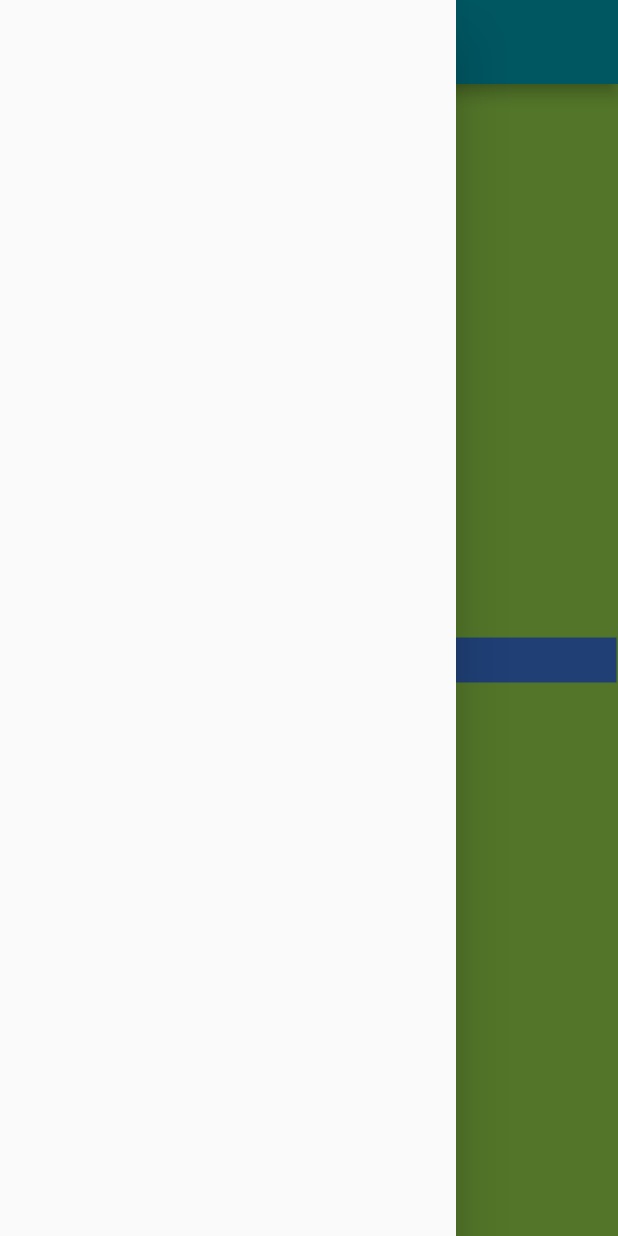
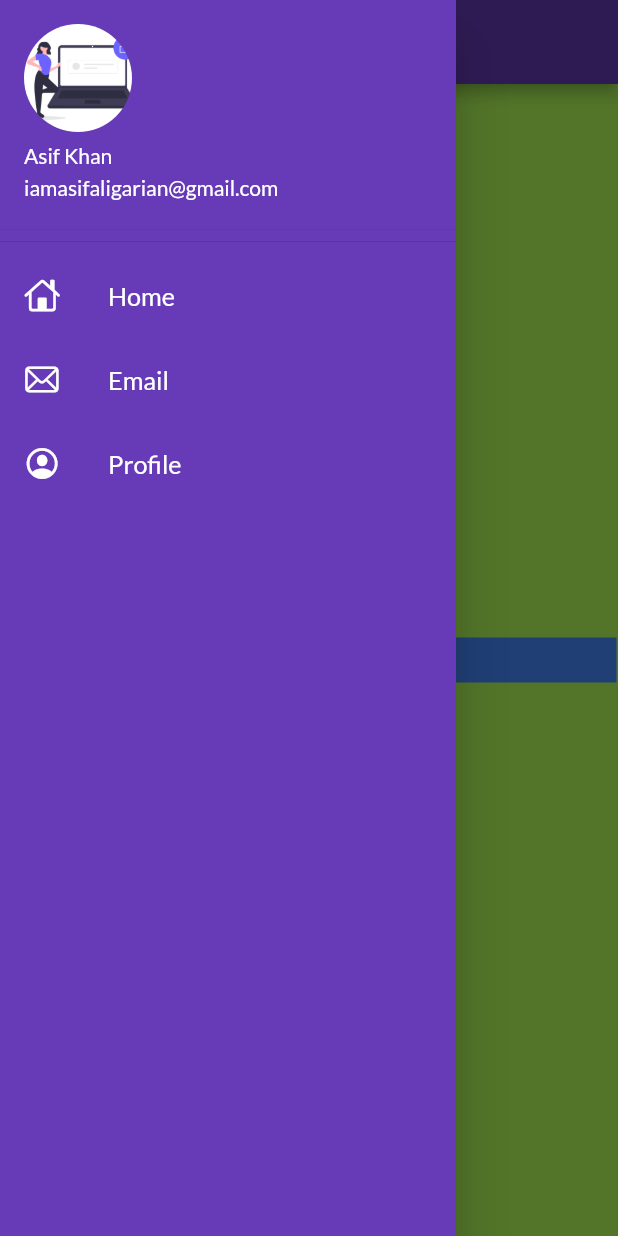
Before and after one commit to khann786asif/flutter_app, a Flutter app: the Home screen opened by its route, with the side drawer open, on a phone screen of 412 x 824 dp. Run offline on Flutter 3.47's test engine with Material 2 defaults, Android fonts, the phone set to English and light mode, and no system bars; our stand-ins replace google_fonts.

Commit message:
"Day8commit"

```diff
--- a/lib/main.dart
+++ b/lib/main.dart
@@ -8,6 +8,7 @@ void main() {
   runApp(MyApp());
 }
 
+// ignore: must_be_immutable
 class MyApp extends StatelessWidget {
 
   @override
@@ -16,8 +17,7 @@ class MyApp extends StatelessWidget {
       debugShowCheckedModeBanner: false,
       theme: ThemeData(
         fontFamily: GoogleFonts.lato().fontFamily,
-        primarySwatch: Colors.cyan,
-      ),
+        primarySwatch: Colors.deepPurple),
         initialRoute: "/",
       routes: {
         "/" : (context) => LoginPage(),
--- a/lib/screens/home_page.dart
+++ b/lib/screens/home_page.dart
@@ -1,10 +1,11 @@
 import 'package:flutter/material.dart';
+import 'package:flutter_app/widgets/MyDrawer.dart';
 
 class Home extends StatelessWidget {
   @override
   Widget build(BuildContext context) {
     return Scaffold(
-      drawer: Drawer(),
+      drawer: MyDrawer(),
       appBar: AppBar(
         title: Text("My App"),),
       body: Material(
--- /dev/null
+++ b/lib/widgets/MyDrawer.dart
@@ -0,0 +1,62 @@
+import 'package:flutter/cupertino.dart';
+import 'package:flutter/material.dart';
+
+class MyDrawer extends StatelessWidget {
+  final imageUrl =
+      "https://www.google.com/url?sa=i&url=https%3A%2F%2Fwww.pinterest.com%2Fpin%2F113223378121367305%2F&psig=AOvVaw2qK1AWW0YNnkNBTYq81o2s&ust=1623162976115000&source=images&cd=vfe&ved=2ahUKEwiG9Iy234XxAhWSjmMGHc9nBQUQjRx6BAgAEAc";
+
+  @override
+  Widget build(BuildContext context) {
+    return Drawer(
+      child: Container(
+        color: Colors.deepPurple,
+        child: ListView(
+          children: [
+            DrawerHeader(
+                padding: EdgeInsets.zero,
+                child: UserAccountsDrawerHeader(
+                  accountEmail: Text("iamasifaligarian@gmail.com"),
+                  accountName: Text("Asif Khan"),
+                  currentAccountPicture: CircleAvatar(
+                    backgroundImage: AssetImage("assets/images/login.png"),
+                  ),
+                )),
+            ListTile(
+              leading: Icon(
+                CupertinoIcons.home,
+                color: Colors.white,
+              ),
+              title: Text(
+                "Home",
+                textScaleFactor: 1.2,
+                style: TextStyle(color: Colors.white),
+              ),
+            ),
+            ListTile(
+              leading: Icon(
+                CupertinoIcons.mail,
+                color: Colors.white,
+              ),
+              title: Text(
+                "Email",
+                textScaleFactor: 1.2,
+                style: TextStyle(color: Colors.white),
+              ),
+            ),
+            ListTile(
+              leading: Icon(
+                CupertinoIcons.profile_circled,
+                color: Colors.white,
+              ),
+              title: Text(
+                "Profile",
+                textScaleFactor: 1.2,
+                style: TextStyle(color: Colors.white),
+              ),
+            ),
+          ],
+        ),
+      ),
+    );
+  }
+}
```
Also changed, not shown: lib/screens/login_page.dart (+24 -14 lines), lib/utils/MyColor.dart (added, +26 -0 lines).
